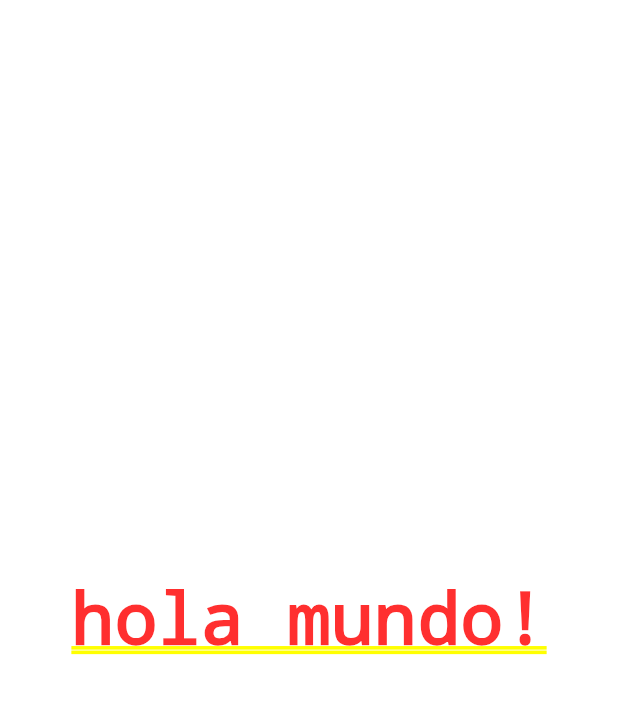
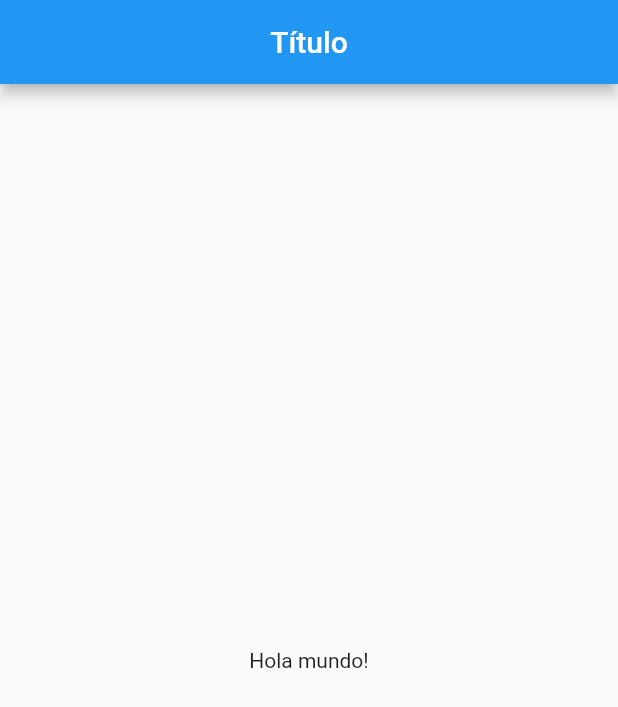
Before and after one commit to strujilloor/Curso-Flutter, a Flutter app: the screen it shows after launch, on a phone screen of 412 x 824 dp. Shown: the top 707 px of the screen. Run offline on Flutter 3.47's test engine with Material 2 defaults, Android fonts, the phone set to English and light mode, and no system bars.

Commit message:
Widget - Scaffold

```diff
--- a/lib/main.dart
+++ b/lib/main.dart
@@ -1,6 +1,6 @@
 import 'package:curso_flutter/src/app.dart';
 
-// Importaciones de nuestro archivos
+// Importaciones de nuestros archivos
 // import 'src/app.dart'; Puede importarse de esta manera
 import 'package:flutter/material.dart';
 
--- a/lib/src/app.dart
+++ b/lib/src/app.dart
@@ -1,4 +1,6 @@
 import 'package:flutter/material.dart';
+
+import 'package:curso_flutter/src/pages/home_page.dart';
 
 class MyApp extends StatelessWidget {
 
@@ -7,7 +9,7 @@ class MyApp extends StatelessWidget {
   Widget build( context ) { // context: contiene la información del arbol de widgets
     return MaterialApp(
       home: Center(
-        child: Text('hola mundo!'),
+        child: HomePage(),
       ),
     );
   }
--- /dev/null
+++ b/lib/src/pages/home_page.dart
@@ -0,0 +1,16 @@
+import 'package:flutter/material.dart';
+
+class HomePage extends StatelessWidget{
+  @override
+  Widget build(BuildContext context) {
+    return Scaffold(
+      appBar: AppBar(
+        title: Text('Título'),
+        centerTitle: true,
+      ),
+      body: Center(
+        child: Text('Hola mundo!'),
+      ),
+    );
+  }
+}
```
